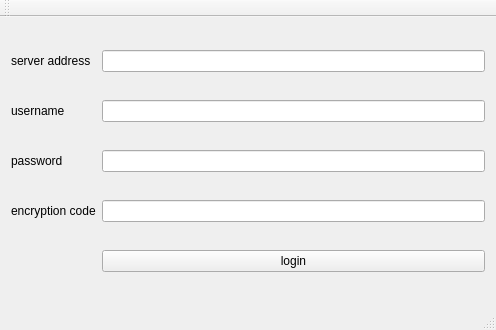
Qt form desktop/notes/loginwindow.ui (pyprism/Hiren-Notes-Desktop-Client) before a commit.
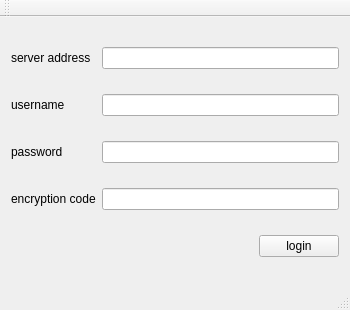
The same form after that commit.

Commit message: added tab order

Patch:
```diff
--- a/desktop/notes/loginwindow.ui
+++ b/desktop/notes/loginwindow.ui
@@ -6,8 +6,8 @@
    <rect>
     <x>0</x>
     <y>0</y>
-    <width>496</width>
-    <height>330</height>
+    <width>350</width>
+    <height>310</height>
    </rect>
   </property>
   <property name="windowTitle">
@@ -55,7 +55,7 @@
     <item row="0" column="1">
      <widget class="QLineEdit" name="server_lineEdit"/>
     </item>
-    <item row="4" column="1">
+    <item row="4" column="1" alignment="Qt::AlignRight">
      <widget class="QPushButton" name="login_pushButton">
       <property name="text">
        <string>login</string>
```
Left out of the diff: 9 changed lines with no effect on the pictures.
